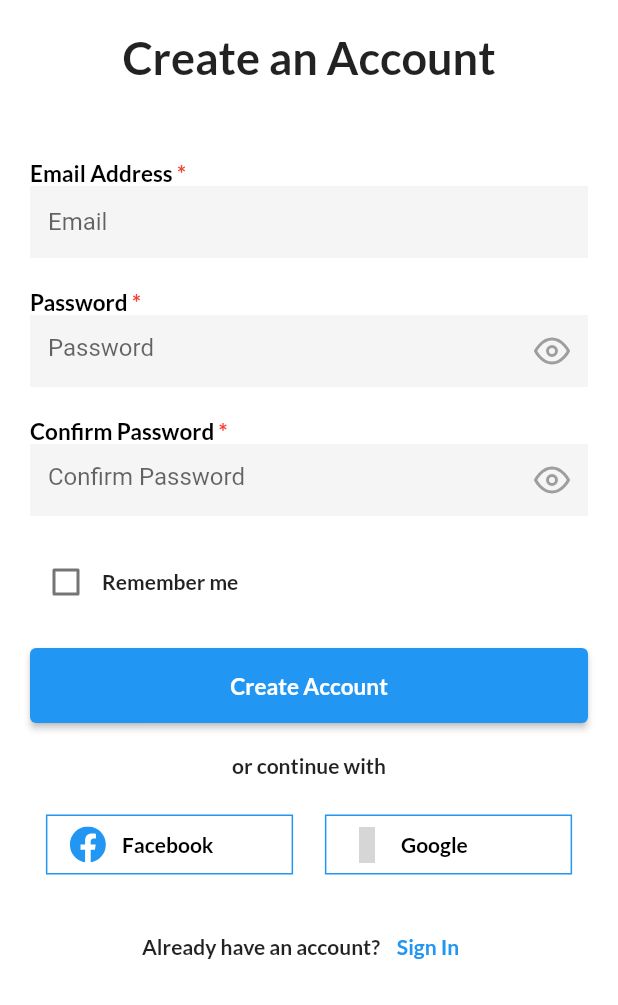
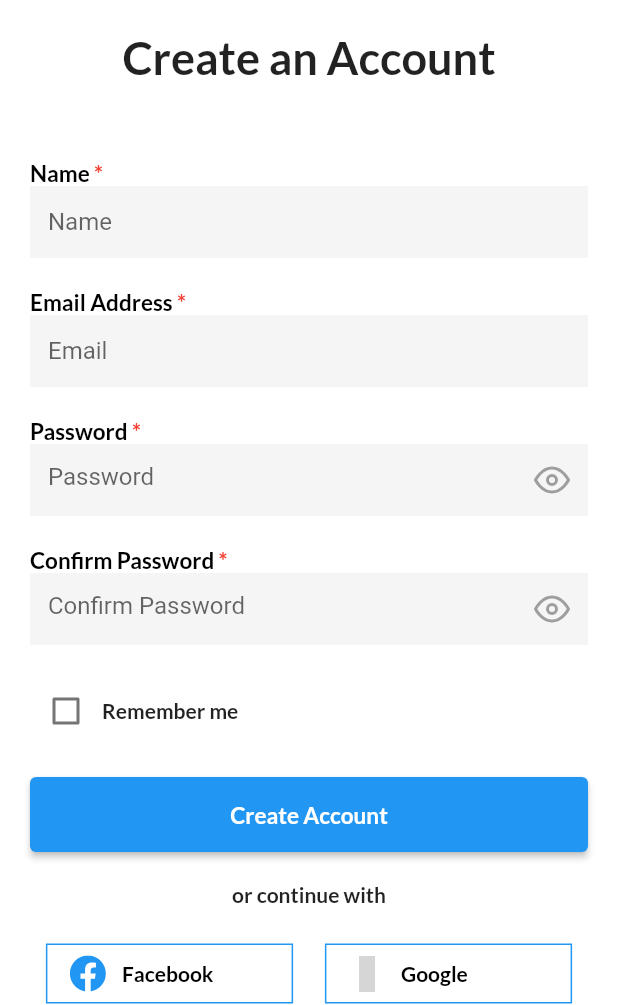
Before and after one commit to galexp/deltanews, a Flutter app: the SignUpScreen screen opened directly, on a phone screen of 412 x 824 dp, the part 231-1236 px from its top. Run offline on Flutter 3.47's test engine with Material 2 defaults, Android fonts, the phone set to English and light mode, and no system bars; our stand-ins replace bootstrap_icons, carousel_slider, easy_splash_screen, flutter_feather_icons, flutter_phosphor_icons, image_picker and 2 more; missing offline and left inert: onboarding_animation; accounts and stored records are empty; grey boxes are pictures that could not be loaded.

Commit message:
first repo

```diff
--- /dev/null
+++ b/lib/model/user.dart
@@ -0,0 +1,12 @@
+class User{
+  final String name;
+  final String token;
+
+  User({required this.name, required this.token});
+
+
+
+  factory User.fromJson(Map<String, dynamic> json){
+    return User(name: json['user'], token: json['token']);
+  }
+}
--- /dev/null
+++ b/lib/preference/user_preference.dart
@@ -0,0 +1,17 @@
+import 'package:shared_preferences/shared_preferences.dart';
+
+import '../model/user.dart';
+
+class UserPreference{
+
+  Future<bool> saveUser(User user) async{
+
+    final SharedPreferences pref = await SharedPreferences.getInstance();
+
+    pref.setString("name", user.name);
+    pref.setString("token", user.token);
+
+    return pref.commit();
+  }
+
+}
--- /dev/null
+++ b/lib/provider/user_provider.dart
@@ -0,0 +1,23 @@
+import 'package:deltanews/model/user.dart';
+import 'package:flutter/foundation.dart';
+
+class UserProvider with ChangeNotifier{
+
+
+  // User _user =  User(name: "", email: "", password: "", token: "");
+
+  // User get user => _user;
+
+  // void setUser(User user){
+  //   _user = user;
+  //   notifyListeners();
+  // }
+
+  var user = "";
+
+  void setUser(String name){
+    user = name;
+    notifyListeners();
+  }
+
+}
--- a/lib/screens/signup_screen.dart
+++ b/lib/screens/signup_screen.dart
@@ -1,8 +1,12 @@
 import 'package:bootstrap_icons/bootstrap_icons.dart';
+import 'package:deltanews/provider/auth_provider.dart';
+import 'package:deltanews/provider/user_provider.dart';
 import 'package:deltanews/screens/signin_screen.dart';
 import 'package:deltanews/screens/success_screen.dart';
+import 'package:deltanews/util/http_service.dart';
 import 'package:flutter/material.dart';
 import 'package:flutter_feather_icons/flutter_feather_icons.dart';
+import 'package:provider/provider.dart';
 import 'package:unicons/unicons.dart';
 
 class SignUpScreen extends StatefulWidget {
@@ -17,6 +21,7 @@ class _SignUpScreenState extends State<SignUpScreen> {
 
   bool? _value = false;
 
+  final TextEditingController name = TextEditingController();
   final TextEditingController email = TextEditingController();
   final TextEditingController password = TextEditingController();
   final TextEditingController confirmPassword = TextEditingController();
@@ -24,6 +29,8 @@ class _SignUpScreenState extends State<SignUpScreen> {
 
   @override
   Widget build(BuildContext context) {
+    final authProvider = Provider.of<AuthProvider>(context);
+     final userProvider = Provider.of<UserProvider>(context);
     return Scaffold(
       backgroundColor: Colors.white,
       body: SingleChildScrollView(
@@ -58,6 +65,46 @@ class _SignUpScreenState extends State<SignUpScreen> {
                     style: TextStyle(fontFamily: 'Lato', fontSize: 30),
                   ),
                 ),
+                Container(
+                  alignment: Alignment.bottomLeft,
+                  padding: const EdgeInsets.only(left: 20, right: 20, top: 20),
+                  child: RichText(
+                      textAlign: TextAlign.left,
+                      text: const TextSpan(children: <TextSpan>[
+                        TextSpan(
+                            text: 'Name ',
+                            style: TextStyle(
+                                color: Colors.black,
+                                fontFamily: 'Lato',
+                                fontSize: 15)),
+                        TextSpan(
+                            text: '*',
+                            style: TextStyle(
+                                color: Colors.red,
+                                fontFamily: 'Lato',
+                                fontSize: 15))
+                      ])),
+                ),
+                Container(
+                  padding: const EdgeInsets.only(left: 20, right: 20),
+                  child: TextFormField(
+                    controller: name,
+                    decoration: const InputDecoration(
+                        hintText: "Name",
+                        filled: true,
+                        fillColor: Color.fromARGB(255, 246, 245, 245),
+                        enabledBorder: InputBorder.none),
+                    validator: (value) {
+                      if (value == null ||
+                          value.isEmpty
+                         ) {
+                        return 'Please enter a name';
+                      }
+                      return null;
+                    },
+                  ),
+                ),
+
                 Container(
                   alignment: Alignment.bottomLeft,
                   padding: const EdgeInsets.only(left: 20, right: 20, top: 20),
@@ -240,16 +287,36 @@ class _SignUpScreenState extends State<SignUpScreen> {
                     )),
                 Container(
                   padding: const EdgeInsets.only(left: 20, right: 20, top: 20),
-                  child: ElevatedButton(
+                  child: authProvider.registeredInStatus == Status.Registering
+                  ? const CircularProgressIndicator()
+                  :
+                  ElevatedButton(
                       style: ElevatedButton.styleFrom(
                         minimumSize: const Size(double.infinity, 50),
                       ),
                       onPressed: () {
                         if (_formkey.currentState!.validate()) {
-                          Navigator.push(
+
+
+                        authProvider.register(name.text, email.text, password.text).then((response) {
+
+                          if(response['status'] == 500){
+                            HttpService().showMessage(response['message'], context);
+                          }else{
+                            print(response['data']);
+                            String name = response['data'].name;
+                            userProvider.setUser(name);
+                            Navigator.push(
                               context,
                               MaterialPageRoute(
                                   builder: (context) => const SuccessScreen()));
+                          }
+
+
+
+                        });
+
+
                         }
                       },
                       child: const Text(
--- /dev/null
+++ b/lib/util/http_service.dart
@@ -0,0 +1,17 @@
+import 'package:flutter/material.dart';
+
+class HttpService{
+
+  static const String base_url = "https://emmi-softwaretrack.online/api/";
+
+  static const String register = base_url + "register";
+
+  void showMessage(String message, BuildContext context){
+    var snackBar = SnackBar(
+      content: Text(message),
+    );
+
+    ScaffoldMessenger.of(context).showSnackBar(snackBar);
+  }
+
+}
--- a/pubspec.yaml
+++ b/pubspec.yaml
@@ -46,6 +46,9 @@ dependencies:
   carousel_slider: ^4.1.1
   dependencies:
   image_picker: ^0.8.6
+  http: ^0.13.5
+  provider: ^6.0.4
+  shared_preferences: ^2.0.15
 
 dev_dependencies:
   flutter_test:
```
Also changed, not shown: lib/main.dart (+16 -3 lines), lib/provider/auth_provider.dart (added, +112 -0 lines), lib/screens/search_screen.dart (+7 -2 lines), pubspec.lock, 4 other files.
